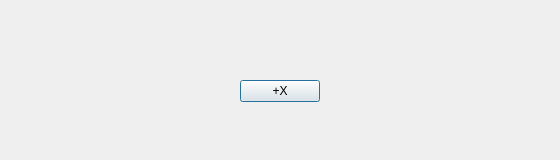
Above: qt/Serial_RGB_Qt/dialog.ui from ank27/teleoperate before the change. Below: the same form after it.
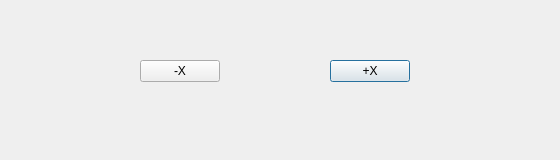
That is the form after the change.

Commit message: direction bug fixed. added X backword button to gui

Diff of the .ui file:
```diff
--- a/qt/Serial_RGB_Qt/dialog.ui
+++ b/qt/Serial_RGB_Qt/dialog.ui
@@ -16,8 +16,8 @@
   <widget class="QPushButton" name="pushButton">
    <property name="geometry">
     <rect>
-     <x>240</x>
-     <y>80</y>
+     <x>330</x>
+     <y>60</y>
      <width>80</width>
      <height>22</height>
     </rect>
@@ -26,6 +26,19 @@
     <string>+X</string>
    </property>
   </widget>
+  <widget class="QPushButton" name="pushButtonBackword">
+   <property name="geometry">
+    <rect>
+     <x>140</x>
+     <y>60</y>
+     <width>80</width>
+     <height>22</height>
+    </rect>
+   </property>
+   <property name="text">
+    <string>-X</string>
+   </property>
+  </widget>
  </widget>
  <layoutdefault spacing="6" margin="11"/>
  <resources/>
```
The commit also changes 3 other files.
